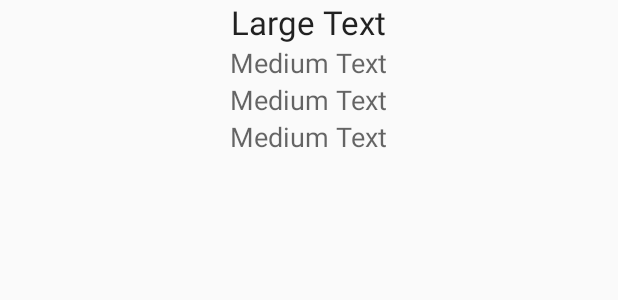
After one commit to marcbenedi/HackWorld3, an Android app: the layout item_list.xml on its own in the app's theme, with its tools: preview values and no code run, on a phone screen of 412 x 824 dp. The commit adds this screen. Shown: the top 300 px of the screen. Run offline under Robolectric (Android 15) with nearby library versions, the phone set to English and light mode, and no system bars.

Commit message:
ListView works

```diff
--- a/app/src/main/res/layout/activity_list.xml
+++ b/app/src/main/res/layout/activity_list.xml
@@ -20,7 +20,6 @@
     <ListView
         android:layout_width="match_parent"
         android:layout_height="match_parent"
-        android:entries="@array/hacks"
         android:id="@+id/miLista"
         />
 </RelativeLayout>
--- /dev/null
+++ b/app/src/main/res/layout/item_list.xml
@@ -0,0 +1,38 @@
+<?xml version="1.0" encoding="utf-8"?>
+<LinearLayout xmlns:android="http://schemas.android.com/apk/res/android"
+    android:orientation="vertical" android:layout_width="match_parent"
+    android:layout_height="match_parent">
+
+    <TextView
+        android:layout_width="wrap_content"
+        android:layout_height="wrap_content"
+        android:textAppearance="?android:attr/textAppearanceLarge"
+        android:text="Large Text"
+        android:id="@+id/item_name"
+        android:layout_gravity="center_horizontal" />
+
+    <TextView
+        android:layout_width="wrap_content"
+        android:layout_height="wrap_content"
+        android:textAppearance="?android:attr/textAppearanceMedium"
+        android:text="Medium Text"
+        android:id="@+id/item_where"
+        android:layout_gravity="center_horizontal" />
+
+    <TextView
+        android:layout_width="wrap_content"
+        android:layout_height="wrap_content"
+        android:textAppearance="?android:attr/textAppearanceMedium"
+        android:text="Medium Text"
+        android:id="@+id/item_when"
+        android:layout_gravity="center_horizontal" />
+
+    <TextView
+        android:layout_width="wrap_content"
+        android:layout_height="wrap_content"
+        android:textAppearance="?android:attr/textAppearanceMedium"
+        android:text="Medium Text"
+        android:id="@+id/item_link"
+        android:layout_gravity="center_horizontal" />
+
+</LinearLayout>
```
Also changed, not shown: app/src/main/java/com/stirhack/hackworld/ListActivity.java (+18 -34 lines), app/src/main/java/com/stirhack/hackworld/MyAdapter.java (added, +39 -0 lines), app/src/main/res/layout/activity_settings_.xml (+42 -1 lines), app/src/main/res/layout/content_settings_.xml (deleted, +0 -43 lines).
